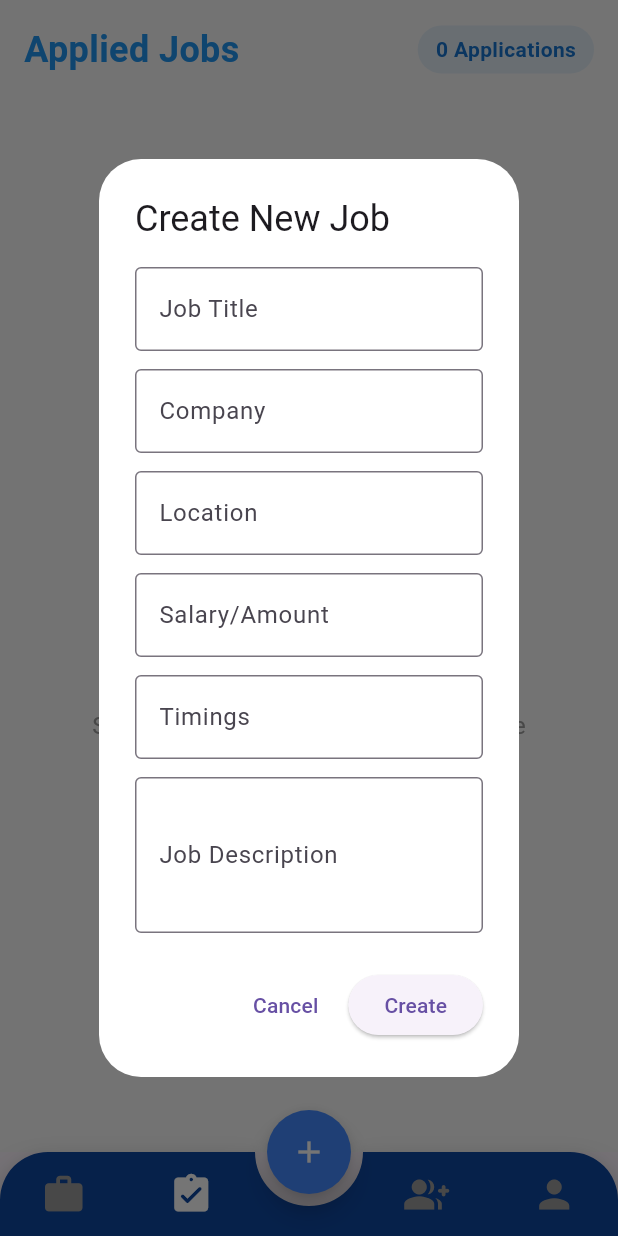
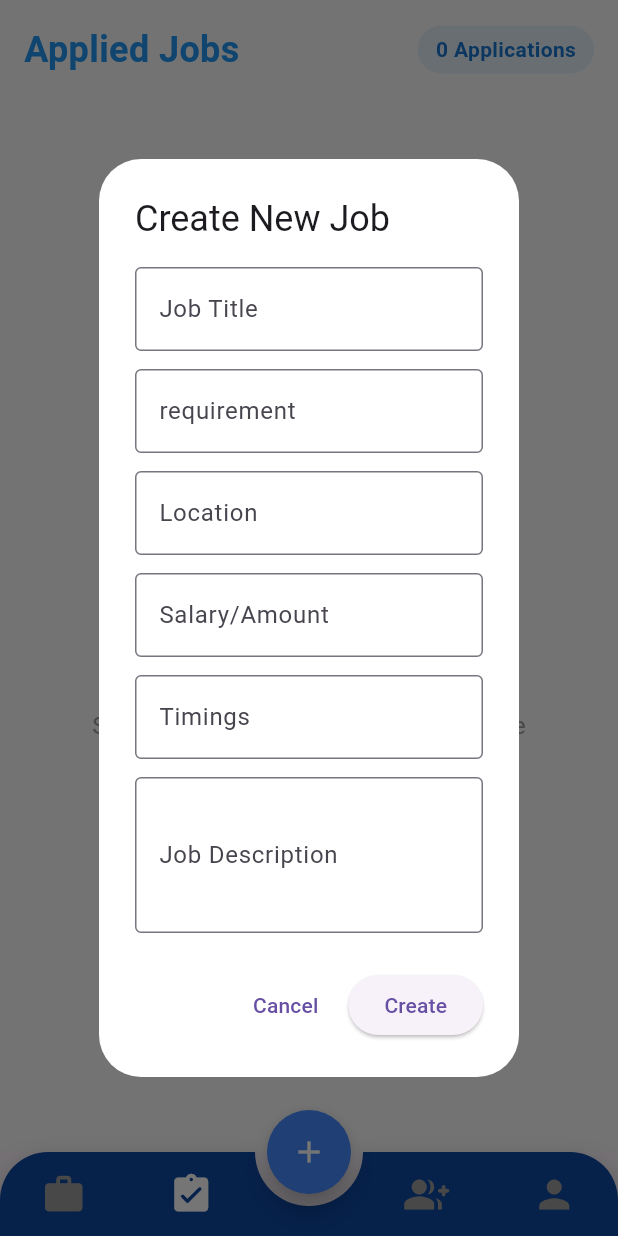
Before and after one commit to jruthik271/worknow, a Flutter app: the MyWidget screen opened directly, item 2 of the bottom bar chosen, after a tap on the "add" icon, on a phone screen of 412 x 824 dp. Run offline on Flutter 3.47's test engine with Material 3 defaults, Android fonts, the phone set to English and light mode, and no system bars; drawn by our look-alikes of animated_bottom_navigation_bar; our stand-ins replace device_preview; network calls fail.

Commit message:
Job_variables

```diff
--- a/lib/application_form.dart
+++ b/lib/application_form.dart
@@ -94,7 +94,7 @@ class _ApplicationFormPageState extends State<ApplicationFormPage> {
                               ),
                             ),
                             Text(
-                              "${widget.job.company} • ${widget.job.location}",
+                              "${widget.job.requirement} • ${widget.job.location}",
                               style: TextStyle(
                                 fontSize: 14,
                                 color: Colors.grey[600],
--- a/lib/applications.dart
+++ b/lib/applications.dart
@@ -135,7 +135,7 @@ class Applicants extends StatelessWidget {
                                           ),
                                           const SizedBox(height: 4),
                                           Text(
-                                            job.company,
+                                            job.requirement,
                                             style: TextStyle(
                                               fontSize: 14,
                                               color: Colors.grey[600],
--- a/lib/bottom_navi.dart
+++ b/lib/bottom_navi.dart
@@ -36,7 +36,7 @@ class _MyWidgetState extends State<MyWidget> {
   void _showCreateJobDialog() {
 
     final titleController = TextEditingController();
-    final companyController = TextEditingController();
+    final requirementController = TextEditingController();
     final locationController = TextEditingController();
     final amountController = TextEditingController();
     final timingsController = TextEditingController();
@@ -68,9 +68,9 @@ class _MyWidgetState extends State<MyWidget> {
                 const SizedBox(height: 12),
                 TextFormField(
 
-                  controller: companyController,
+                  controller: requirementController,
                   decoration: const InputDecoration(
-                    labelText: 'Company',
+                    labelText: 'requirement',
                     border: OutlineInputBorder(),
                   ),
                   validator: (value) => value!.isEmpty ? 'Required' : null,
@@ -127,7 +127,7 @@ class _MyWidgetState extends State<MyWidget> {
                 final newJob = Job(
                   id: createdJobs.length + 100,
                   title: titleController.text,
-                  company: companyController.text,
+                  requirement: requirementController.text,
                   location: locationController.text,
                   amount: amountController.text,
                   timings: timingsController.text,
--- a/lib/create_job.dart
+++ b/lib/create_job.dart
@@ -19,7 +19,7 @@ class CreateJobForm extends StatefulWidget {
 class _CreateJobFormState extends State<CreateJobForm> {
   final _formKey = GlobalKey<FormState>();
   final _titleController = TextEditingController();
-  final _companyController = TextEditingController();
+  final _requirementController = TextEditingController();
   final _locationController = TextEditingController();
   final _amountController = TextEditingController();
   final _timingsController = TextEditingController();
@@ -28,7 +28,7 @@ class _CreateJobFormState extends State<CreateJobForm> {
   @override
   void dispose() {
     _titleController.dispose();
-    _companyController.dispose();
+    _requirementController.dispose();
     _locationController.dispose();
     _amountController.dispose();
     _timingsController.dispose();
@@ -91,9 +91,9 @@ class _CreateJobFormState extends State<CreateJobForm> {
                 ),
                 const SizedBox(height: 16),
                 TextFormField(
-                  controller: _companyController,
+                  controller: _requirementController,
                   decoration: InputDecoration(
-                    labelText: "Company Name",
+                    labelText: "requirement Name",
                     prefixIcon: const Icon(Icons.business),
                     border: OutlineInputBorder(
                       borderRadius: BorderRadius.circular(8),
@@ -103,7 +103,7 @@ class _CreateJobFormState extends State<CreateJobForm> {
                   ),
                   validator: (value) {
                     if (value == null || value.isEmpty) {
-                      return 'Please enter company name';
+                      return 'Please enter requirement name';
                     }
                     return null;
                   },
@@ -215,7 +215,7 @@ class _CreateJobFormState extends State<CreateJobForm> {
                 final newJob = Job(
                   id: widget.nextJobId,
                   title: _titleController.text,
-                  company: _companyController.text,
+                  requirement: _requirementController.text,
                   location: _locationController.text,
                   amount: _amountController.text,
                   timings: _timingsController.text,
--- a/lib/home_screen.dart
+++ b/lib/home_screen.dart
@@ -34,7 +34,7 @@ class _MainScreenState extends State<MainScreen> {
     Job(
       id: 1,
       title: "Catering",
-      company: "No of  members : 5",
+      requirement: "No of  members : 5",
       location: "peddapuram",
       amount: "₹400",
       timings: "8:00 AM - 12:00 PM",
@@ -43,7 +43,7 @@ class _MainScreenState extends State<MainScreen> {
     Job(
       id: 2,
       title: "House shifting",
-      company: "No of  members : 2",
+      requirement: "No of  members : 2",
       location: "Kakinada",
       amount: "₹600",
       timings: "10:00 AM - 7:00 PM",
@@ -52,7 +52,7 @@ class _MainScreenState extends State<MainScreen> {
     Job(
       id: 3,
       title: "Tuition for 10th student",
-      company: "No of p members : 1",
+      requirement: "No of p members : 1",
       location: "Rajahmundry",
       amount: "₹2000/month",
       timings: "5:00 AM - 8:30 PM",
@@ -61,7 +61,7 @@ class _MainScreenState extends State<MainScreen> {
     Job(
       id: 4,
       title: "Server for restaurant",
-      company: " No of members : 2",
+      requirement: " No of members : 2",
       location: "pithapuram",
       amount: "₹3000/month",
       timings: "5:00 PM - 11:00 PM",
@@ -70,7 +70,7 @@ class _MainScreenState extends State<MainScreen> {
     Job(
       id: 5,
       title: "Catering",
-      company: "No of  members : 6",
+      requirement: "No of  members : 6",
       location: "Surampalem",
       amount: "₹700",
       timings: "9:00 AM - 6:00 PM",
@@ -79,7 +79,7 @@ class _MainScreenState extends State<MainScreen> {
     Job(
       id: 6,
       title: "Helper for fancy store",
-      company: "No of members : 1",
+      requirement: "No of members : 1",
       location: "peddapuram",
       amount: "₹4000/month",
       timings: "9:30 AM - 6:30 PM",
@@ -88,7 +88,7 @@ class _MainScreenState extends State<MainScreen> {
     Job(
       id: 7,
       title: "Catering",
-      company: "No of persond : 6",
+      requirement: "No of members : 6",
       location: "Kakinada",
       amount: "₹700",
       timings: "9:00 AM - 6:00 PM",
@@ -97,7 +97,7 @@ class _MainScreenState extends State<MainScreen> {
     Job(
       id: 8,
       title: "Content Writer",
-      company: "No of persond : 1",
+      requirement: "No of members : 1",
       location: "Rajahmundry",
       amount: "₹1200",
       timings: "10:00 AM - 7:00 PM",
@@ -282,7 +282,7 @@ class _MainScreenState extends State<MainScreen> {
                                             ),
                                             const SizedBox(height: 4),
                                             Text(
-                                              job.company,
+                                              job.requirement,
                                               style: TextStyle(
                                                 fontSize: 14,
                                                 color: Colors.grey[600],
--- a/lib/job.dart
+++ b/lib/job.dart
@@ -1,9 +1,8 @@
-import 'package:flutter/material.dart';
 
 class Job {
   final int id;
   final String title;
-  final String company;
+  final String requirement;
   final String location;
   final String amount;
   final String timings;
@@ -13,7 +12,7 @@ class Job {
   const Job({
     required this.id,
     required this.title,
-    required this.company,
+    required this.requirement,
     required this.location,
     required this.amount,
     required this.timings,
--- a/lib/job_detail.dart
+++ b/lib/job_detail.dart
@@ -156,7 +156,7 @@ class _JobDetailsPageState extends State<JobDetailsPage> {
                     ),
                     const SizedBox(height: 8),
                     Text(
-                      widget.job.company,
+                      widget.job.requirement,
                       style: TextStyle(
                         fontSize: 18,
                         color: Colors.grey[600],
--- a/lib/profile.dart
+++ b/lib/profile.dart
@@ -197,7 +197,7 @@ class WorkerProfileScreen extends StatelessWidget {
                             ),
                           ),
                           Text(
-                            "${jobCreated.job.company} - ${jobCreated.job.location}",
+                            "${jobCreated.job.requirement} - ${jobCreated.job.location}",
                             style: TextStyle(
                               fontSize: 14,
                               color: Colors.grey[600],
```
Also changed, not shown: 1 other file.
